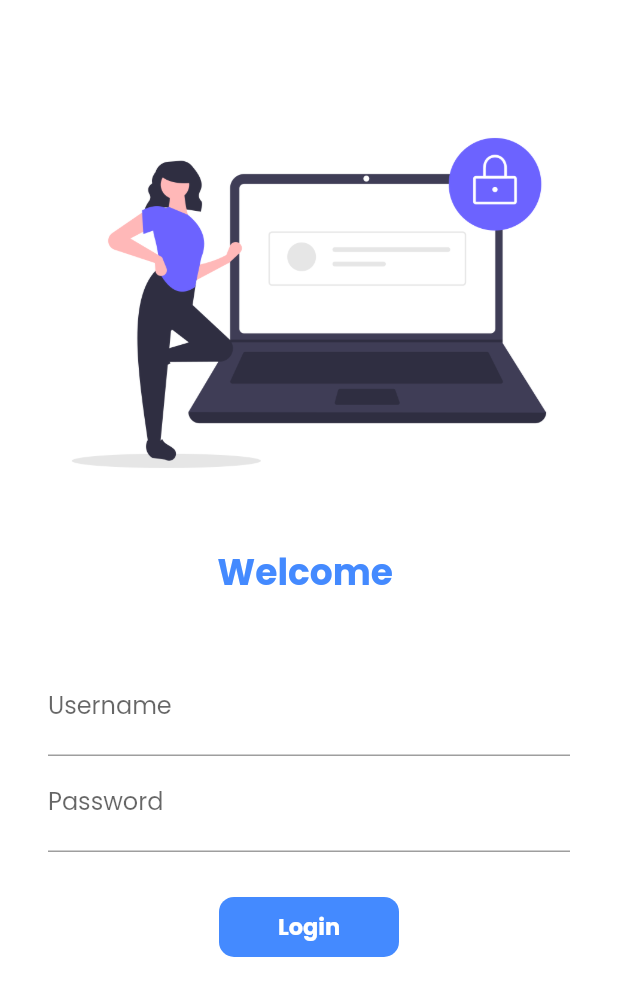
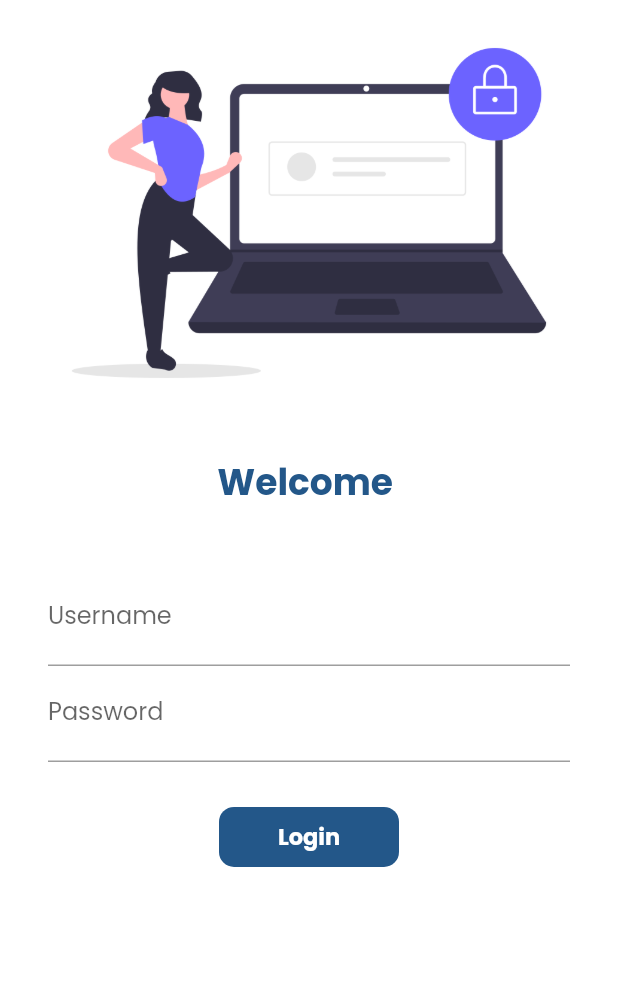
Before and after one commit to TheJenilDGohel/Learning-Flutter, a Flutter app: the Loginpage screen opened by its route, on a phone screen of 412 x 824 dp. Shown: the top 996 px of the screen. Run offline on Flutter 3.47's test engine with Material 2 defaults, Android fonts, the phone set to English and light mode, and no system bars; our stand-ins replace google_fonts, velocity_x; network calls fail.

Commit message:
day-15 : Dark Theme Enabled

```diff
--- a/lib/main.dart
+++ b/lib/main.dart
@@ -13,7 +13,7 @@ class MyApp extends StatelessWidget {
   @override
   Widget build(BuildContext context) {
     return MaterialApp(
-      themeMode: ThemeMode.light,
+      themeMode: ThemeMode.system,
       theme: MyTheme.lightTheme(context),
       darkTheme: MyTheme.darkTheme(context),
       debugShowCheckedModeBanner: false,
--- a/lib/pages/login_page.dart
+++ b/lib/pages/login_page.dart
@@ -2,6 +2,7 @@ import 'package:flutter/material.dart';
 import 'dart:developer';
 
 import 'package:flutter_application_1/utils/routes.dart';
+import 'package:velocity_x/velocity_x.dart';
 
 class Loginpage extends StatefulWidget {
   @override
@@ -30,15 +31,14 @@ class _LoginpageState extends State<Loginpage> {
 
   Widget build(BuildContext context) {
     return Material(
-      color: Colors.white,
+      color: context.canvasColor,
       child: SingleChildScrollView(
         child: Form(
           key: _formkey,
+          child: SafeArea(
+            bottom: false,
             child: Column(
               children: [
-              SizedBox(
-                height: 60.0,
-              ),
                 Image.asset(
                   "assets/images/login-image.png",
                   fit: BoxFit.cover,
@@ -49,7 +49,7 @@ class _LoginpageState extends State<Loginpage> {
                   style: TextStyle(
                       fontSize: 24,
                       fontWeight: FontWeight.bold,
-                    color: Colors.blueAccent),
+                      color: context.accentColor),
                 ),
                 SizedBox(
                   height: 20.0,
@@ -91,7 +91,7 @@ class _LoginpageState extends State<Loginpage> {
                         height: 30.0,
                       ),
                       Material(
-                      color: Colors.blueAccent,
+                        color: context.theme.buttonColor,
                         borderRadius:
                             BorderRadius.circular(changeButton ? 50 : 10),
                         child: InkWell(
@@ -124,6 +124,7 @@ class _LoginpageState extends State<Loginpage> {
             ),
           ),
         ),
+      ),
     );
   }
 }
--- a/lib/themes/themes.dart
+++ b/lib/themes/themes.dart
@@ -6,6 +6,10 @@ class MyTheme {
   static ThemeData lightTheme(BuildContext context) => ThemeData(
         primarySwatch: Colors.deepPurple,
         fontFamily: GoogleFonts.poppins().fontFamily,
+        canvasColor: Vx.white,
+        cardColor: ghostWhite,
+        buttonColor: bdazzeledBlue,
+        accentColor: bdazzeledBlue,
         appBarTheme: AppBarTheme(
           color: Colors.white,
           elevation: 0.0,
@@ -17,13 +21,33 @@ class MyTheme {
 
   static ThemeData darkTheme(BuildContext context) => ThemeData(
         brightness: Brightness.dark,
+        primarySwatch: Colors.deepPurple,
+        fontFamily: GoogleFonts.poppins().fontFamily,
+        canvasColor: onyx,
+        cardColor: Colors.black,
+        buttonColor: darkpinegreen,
+        accentColor: Colors.white,
+        appBarTheme: AppBarTheme(
+          color: Colors.black,
+          elevation: 0.0,
+          iconTheme: IconThemeData(color: Colors.white),
+          toolbarTextStyle: Theme.of(context).textTheme.bodyText2,
+          titleTextStyle: Theme.of(context).textTheme.headline6,
+        ),
       );
 
   //colors
-
+  //-> Light Theme
   static Color roseWhite = Vx.hexToColor("#EBE0E4");
   static Color deepBlue = Vx.hexToColor("#191970");
   static Color bdazzeledBlue = Vx.hexToColor("#235789");
   static Color pinegreen = Vx.hexToColor("#136F63");
   static Color ghostWhite = Vx.hexToColor("#F8F8FF");
+
+  //-> Dark Theme
+  static Color darkWhite = Vx.hexToColor("#3d2c31");
+  static Color lightBlue = Vx.blue500;
+  static Color lightbdazzeledBlue = Vx.hexToColor("#3a6eb9");
+  static Color darkpinegreen = Vx.hexToColor("#006666");
+  static Color onyx = Vx.hexToColor("#28282B");
 }
```
Also changed, not shown: lib/pages/detailed_items_page.dart (+22 -24 lines), lib/pages/home_page.dart (+6 -3 lines), lib/widgets/homeWidgets/catalogL_list.dart (+4 -5 lines), lib/widgets/homeWidgets/catalog_header.dart (+7 -2 lines), lib/widgets/homeWidgets/catalog_image.dart (+8 -1 lines). Lines whose indentation alone changed are shown as unchanged.
